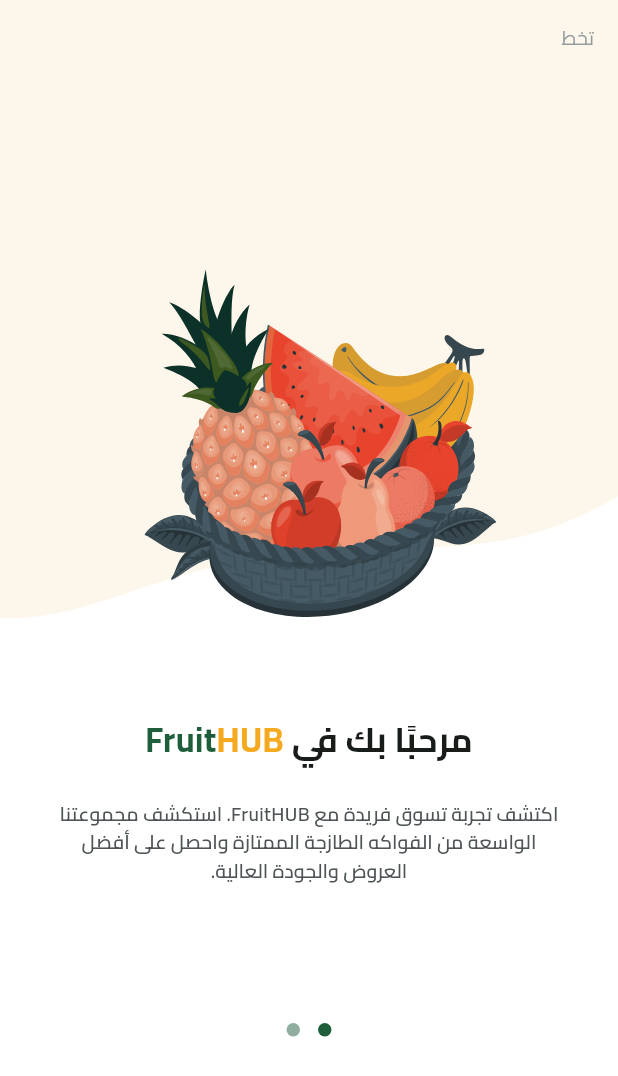
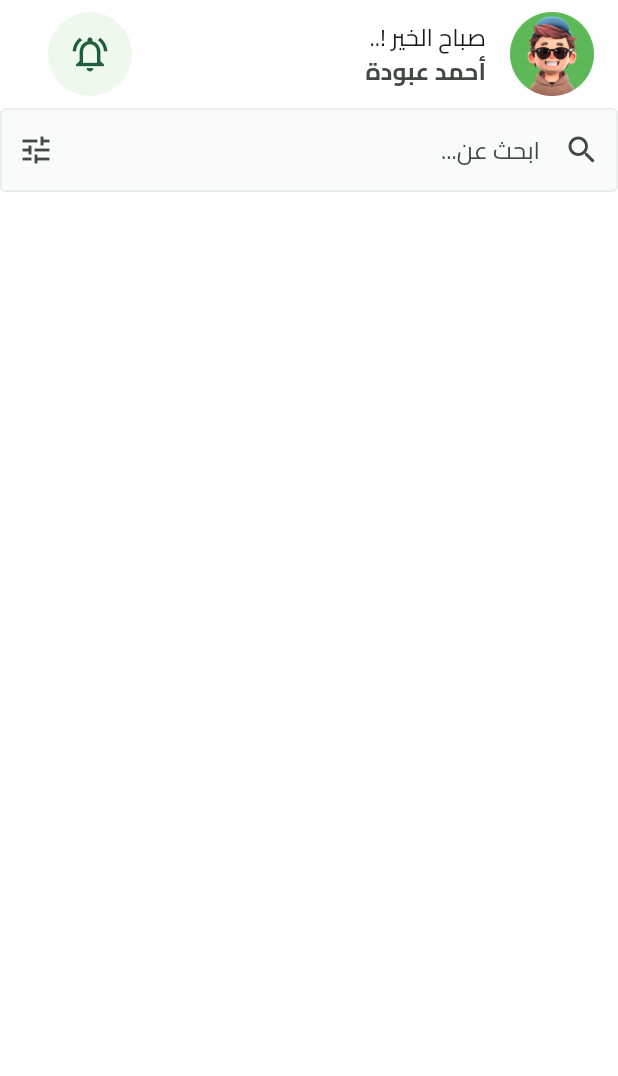
Before and after one commit to aboda97/souq_e_commerce, a Flutter app: the screen it shows after launch, on a phone screen of 412 x 824 dp. Shown: the top 1076 px of the screen. Run offline on Flutter 3.47's test engine with Material 3 defaults, Android fonts, the light colour scheme and no system bars; drawn by our look-alikes of dots_indicator; our stand-ins replace cloud_firestore, dartz, dio, firebase_auth, firebase_core, flutter_bloc and 5 more; missing offline and left inert: flutter_facebook_auth; accounts and stored records are empty.

Commit message:
add home feature

```diff
--- a/lib/core/components/custom_text_form_field.dart
+++ b/lib/core/components/custom_text_form_field.dart
@@ -36,6 +36,7 @@
       keyboardType: keyboardType,
       obscureText: obscureText,
       validator: validator,
+
       //    readOnly: readOnly,
       onSaved: onSaved,
       decoration: InputDecoration(
--- a/lib/core/helper_functions/excution_navigator.dart
+++ b/lib/core/helper_functions/excution_navigator.dart
@@ -9,3 +9,13 @@
     Navigator.pushReplacementNamed(context, routeName);
   });
 }
+
+void executionPushNamedNavigator(
+  BuildContext context,
+  String routeName,
+  int delayInSeconds,
+) {
+  Future.delayed(Duration(seconds: delayInSeconds), () {
+    Navigator.pushNamed(context, routeName);
+  });
+}
--- a/lib/core/helper_functions/on_generate_route_func.dart
+++ b/lib/core/helper_functions/on_generate_route_func.dart
@@ -1,6 +1,7 @@
 import 'package:flutter/material.dart';
 import 'package:souq_app/features/authentication_feature/presentation/views/login_view.dart';
 import 'package:souq_app/features/authentication_feature/presentation/views/register_view.dart';
+import 'package:souq_app/features/home_feature/presentation/views/home_view.dart';
 import 'package:souq_app/features/on_boarding_feature/presentation/views/on_boarding_view.dart';
 import 'package:souq_app/features/splash_feature/presentation/views/splash_view.dart';
 import 'package:souq_app/features/test_localization_feature/presentation/views/test.dart';
@@ -15,8 +16,11 @@
       return MaterialPageRoute(builder: (_) => const LoginView());
     case RegisterView.routeName:
       return MaterialPageRoute(builder: (_) => const RegisterView());
+    case HomeView.routeName:
+      return MaterialPageRoute(builder: (_) => const HomeView());
     case TestView.routeName:
       return MaterialPageRoute(builder: (_) => const TestView());
+
     default:
       return MaterialPageRoute(builder: (_) => const SplashView());
   }
--- a/lib/core/utils/app_colors.dart
+++ b/lib/core/utils/app_colors.dart
@@ -7,4 +7,6 @@
   static const Color lightSecondaryColor = Color(0xFFF8C76D);
   static const Color whiteColor = Color(0xFFFFFFFF);
   static const Color outLineBorderTxtFormField = Color(0xFFE6E9E9);
+  static const Color appBgColor = Color(0xFFEEF8ED);
+
 }
--- a/lib/core/utils/assets_paths.dart
+++ b/lib/core/utils/assets_paths.dart
@@ -12,4 +12,8 @@
   static String appleIconPath = 'assets/images/apple.svg';
   static String googleIconPath = 'assets/images/google.svg';
   static String facebookIconPath = 'assets/images/fb.svg';
+  static String appFruitBgPath = 'assets/images/fruit_bg.svg';
+  static String appGreenBgPath = 'assets/images/green_bg.svg';
+  static String appProfileImgPath = 'assets/images/profile_img.png';
+
 }
--- a/lib/core/utils/back_end_points_paths.dart
+++ b/lib/core/utils/back_end_points_paths.dart
@@ -1,5 +1,5 @@
 class BackEndPointsPaths {
 static const addUsersData = 'addUsersData';
-static const getUsersData = 'getUsersData';
-static const isUserExist = 'isUserExist';
+static const getUsersData = 'addUsersData';
+static const isUserExist = 'addUsersData';
 }
--- /dev/null
+++ b/lib/features/home_feature/presentation/views/home_view.dart
@@ -0,0 +1,12 @@
+import 'package:flutter/material.dart';
+import 'package:souq_app/features/home_feature/presentation/views/widgets/home_view_body.dart';
+
+class HomeView extends StatelessWidget {
+  const HomeView({super.key});
+  static const String routeName = 'HomeView';
+
+  @override
+  Widget build(BuildContext context) {
+    return Scaffold(body: SafeArea(child: HomeViewBody()));
+  }
+}
--- /dev/null
+++ b/lib/features/home_feature/presentation/views/widgets/custom_home_app_bar.dart
@@ -0,0 +1,30 @@
+import 'package:flutter/material.dart';
+import 'package:souq_app/core/utils/app_colors.dart';
+import 'package:souq_app/core/utils/app_styles.dart';
+import 'package:souq_app/core/utils/assets_paths.dart';
+import 'package:souq_app/generated/l10n.dart';
+
+class CustomHomeAppBar extends StatelessWidget {
+  const CustomHomeAppBar({super.key});
+
+  @override
+  Widget build(BuildContext context) {
+    return ListTile(
+      trailing: CircleAvatar(
+        radius: 36,
+        backgroundColor: AppColors.appBgColor,
+        child: IconButton(
+          onPressed: () {},
+          icon: Icon(
+            Icons.notifications_active_outlined,
+            color: AppColors.primaryColor,
+            size: 28,
+          ),
+        ),
+      ),
+      leading: Image.asset(AssetsPaths.appProfileImgPath),
+      title: Text(S.of(context).goodMorning, style: TextStyles.regular16),
+      subtitle: Text(S.of(context).userProfileName, style: TextStyles.bold16),
+    );
+  }
+}
--- /dev/null
+++ b/lib/features/home_feature/presentation/views/widgets/home_view_body.dart
@@ -0,0 +1,24 @@
+import 'package:flutter/material.dart';
+import 'package:souq_app/core/components/custom_text_form_field.dart';
+import 'package:souq_app/features/home_feature/presentation/views/widgets/custom_home_app_bar.dart';
+import 'package:souq_app/generated/l10n.dart';
+
+class HomeViewBody extends StatelessWidget {
+  const HomeViewBody({super.key});
+
+
+  @override
+  Widget build(BuildContext context) {
+    return Column(
+      children: [
+        CustomHomeAppBar(),
+        CustomTextFormField(
+          prefixIcon: Icons.search_outlined,
+          onPressed: (){},
+          suffixIcon: Icons.tune_outlined,
+          hintText: S.of(context).searchForHome,
+        )
+      ],
+    );
+  }
+}
--- a/lib/l10n/intl_ar.arb
+++ b/lib/l10n/intl_ar.arb
@@ -47,5 +47,8 @@
     "notFound": "الطلب غير موجود",
     "internalServerError": "خطأ داخلي في الخادم",
     "generalError": "عذرًا! حدث خطأ، يرجى المحاولة لاحقًا",
-    "snackBarSuccessAlert": "عمل جيد, لقد قمت بالتسجيل معنا"
+    "snackBarSuccessAlert": "عمل جيد, لقد قمت بالتسجيل معنا",
+    "goodMorning": "صباح الخير !..",
+    "userProfileName": "أحمد عبودة",
+    "searchForHome" : "ابحث عن..."
 }
--- a/lib/l10n/intl_en.arb
+++ b/lib/l10n/intl_en.arb
@@ -47,5 +47,9 @@
     "notFound": "Request not found",
     "internalServerError": "Internal server error",
     "generalError": "Oops! Something went wrong, please try again later",
-    "snackBarSuccessAlert": "Good job, you are Registered"
+    "snackBarSuccessAlert": "Good job, you are Registered",
+    "goodMorning": "Good Morning...!",
+    "userProfileName": "Ahmed Aboda",
+    "searchForHome" : "Search for..."
+
 }
--- a/lib/main.dart
+++ b/lib/main.dart
@@ -8,6 +8,7 @@
 import 'package:souq_app/core/localization/language_state.dart';
 import 'package:souq_app/core/services/service_locator.dart';
 import 'package:souq_app/core/services/shared_preferences.dart';
+import 'package:souq_app/features/home_feature/presentation/views/home_view.dart';
 import 'package:souq_app/features/splash_feature/presentation/views/splash_view.dart';
 import 'package:souq_app/firebase_options.dart';
 import 'package:souq_app/generated/l10n.dart';
@@ -42,7 +43,8 @@
             supportedLocales: S.delegate.supportedLocales,
             title: 'Souq App',
             onGenerateRoute: onGenerateRoute,
-            initialRoute: SplashView.routeName,
+           // initialRoute: SplashView.routeName,
+            initialRoute: HomeView.routeName,
           );
         },
       ),
```
Also changed, not shown: assets/images/fruit_bg.svg (added), assets/images/green_bg.svg (added), assets/images/profile_img.png (added), lib/generated/intl/messages_ar.dart, lib/generated/intl/messages_en.dart, lib/generated/l10n.dart.
